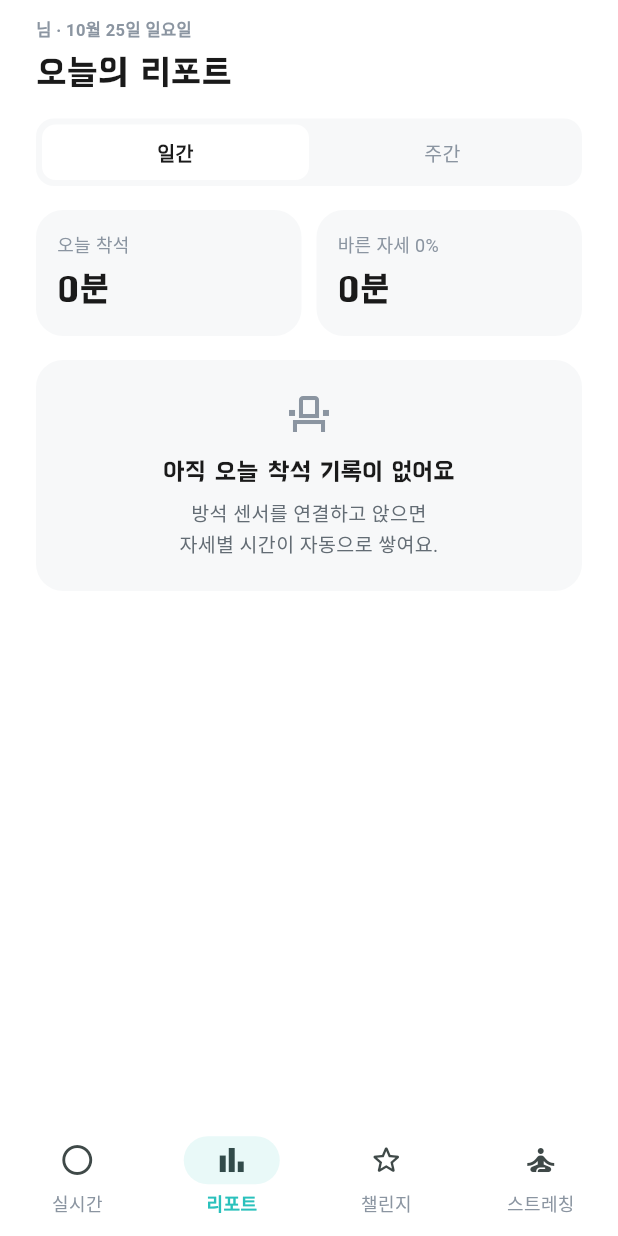
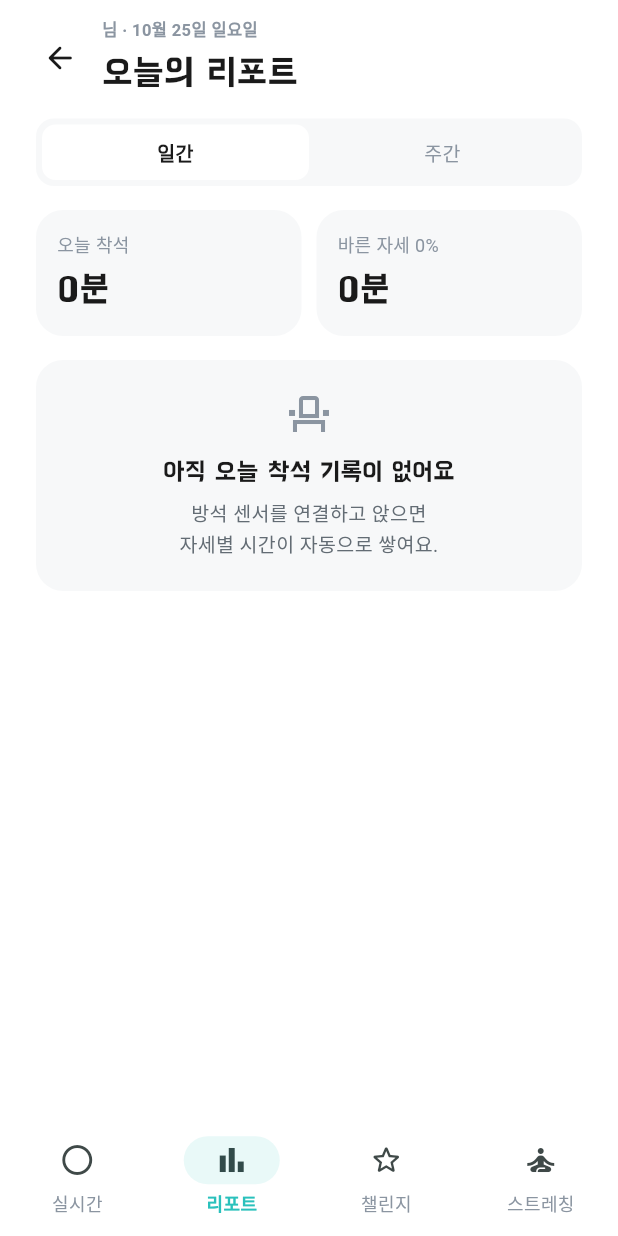
Before and after one commit to dahye1016/AI-Based-Personalized-Posture-Recognition-and-Concentration-Care-System, a Flutter app: the RootNav screen opened directly, item 2 of the bottom bar chosen, on a phone screen of 412 x 824 dp. Run offline on Flutter 3.47's test engine with Material 3 defaults, Android fonts, the phone set to English and light mode, and no system bars; our stand-ins replace camera, flutter_blue_plus, permission_handler, shared_preferences; missing offline and left inert: google_mlkit_pose_detection, tflite_flutter; accounts and stored records are empty; Roboto replaces fonts that are missing (Pretendard).

Commit message:
feat(ui): 모든 화면에 뒤로가기
- 공통 BmBackButton
- 리포트·챌린지·스트레칭 탭: ← 로 실시간 탭, push 로 열었을 땐 이전 화면
- 하단 탭에서 시스템 뒤로가기 = 실시간 탭으로
- 스트레칭 완료 화면, 정자세 측정 중(=취소)·완료(=안내로) 화면에 ← 추가

```diff
--- a/lib/main.dart
+++ b/lib/main.dart
@@ -139,10 +139,13 @@ class _RootNavState extends State<RootNav> {
 
   late final List<Widget> _pages = [
     HomeScreen(api: _api, ble: widget.ble),
-    const ReportScreen(),
-    const ChallengeScreen(),
-    const StretchScreen(),
+    ReportScreen(onBack: _toHome),
+    ChallengeScreen(onBack: _toHome),
+    StretchScreen(onBack: _toHome),
   ];
+
+  /// 다른 탭에서 뒤로가기 = 실시간 탭으로.
+  void _toHome() => setState(() => _index = 0);
 
   @override
   void dispose() {
@@ -152,7 +155,13 @@ class _RootNavState extends State<RootNav> {
 
   @override
   Widget build(BuildContext context) {
-    return Scaffold(
+    // 시스템 뒤로가기(안드로이드 버튼·제스처): 다른 탭이면 실시간 탭으로.
+    return PopScope(
+      canPop: false,
+      onPopInvokedWithResult: (didPop, _) {
+        if (!didPop && _index != 0) _toHome();
+      },
+      child: Scaffold(
       backgroundColor: AppColors.bg,
       body: IndexedStack(index: _index, children: _pages),
       bottomNavigationBar: NavigationBar(
@@ -181,6 +190,7 @@ class _RootNavState extends State<RootNav> {
           ),
         ],
       ),
+    ),
     );
   }
 }
--- a/lib/screens/report_screen.dart
+++ b/lib/screens/report_screen.dart
@@ -10,7 +10,10 @@ import '../widgets/bm.dart';
 /// 방석에 실제로 앉아 있던 시간([SittingStats])만으로 만든다.
 /// 기록이 없으면 가짜 숫자 대신 '아직 기록이 없어요'를 보여준다.
 class ReportScreen extends StatefulWidget {
-  const ReportScreen({super.key});
+  const ReportScreen({super.key, this.onBack});
+
+  /// 하단 탭으로 열렸을 때 '뒤로' = 실시간 탭으로. 없고 push 로 열렸으면 이전 화면으로.
+  final VoidCallback? onBack;
 
   @override
   State<ReportScreen> createState() => _ReportScreenState();
@@ -41,6 +44,7 @@ class _ReportScreenState extends State<ReportScreen> {
               crossAxisAlignment: CrossAxisAlignment.stretch,
               children: [
                 BmHeader(
+                  leading: widget.onBack != null || Navigator.of(context).canPop() ? BmBackButton(onTap: widget.onBack) : null,
                   eyebrow: '${ProfileStore.instance.displayName}님 · '
                       '${_tab == 0 ? _date(now) : '${_short(weekStart)} – ${_short(now)}'}',
                   title: _tab == 0 ? '오늘의 리포트' : '이번 주 리포트',
--- a/lib/screens/stretch_done_screen.dart
+++ b/lib/screens/stretch_done_screen.dart
@@ -54,12 +54,16 @@ class StretchDoneScreen extends StatelessWidget {
               child: Row(
                 mainAxisAlignment: MainAxisAlignment.spaceBetween,
                 children: [
-                  const Text('스트레칭 완료',
+                  const BmBackButton(),
+                  const SizedBox(width: 8),
+                  const Expanded(
+                    child: Text('스트레칭 완료',
                       style: TextStyle(
                         fontSize: 15,
                         fontWeight: FontWeight.w700,
                         color: AppColors.textPrimary,
                       )),
+                  ),
                   BmPill(label: '$completed / $total 동작'),
                 ],
               ),
--- a/lib/screens/stretch_screen.dart
+++ b/lib/screens/stretch_screen.dart
@@ -10,7 +10,10 @@ import 'stretch_coach_screen.dart';
 /// 자세 유형별 루틴을 고르면 카메라 코칭 화면([StretchCoachScreen])으로 넘어간다.
 /// 어떤 루틴을 위로 올릴지는 나중에 리포트의 "가장 많이 나온 나쁜 자세"로 정한다.
 class StretchScreen extends StatelessWidget {
-  const StretchScreen({super.key});
+  const StretchScreen({super.key, this.onBack});
+
+  /// 하단 탭으로 열렸을 때 '뒤로' = 실시간 탭으로. 없고 push 로 열렸으면 이전 화면으로.
+  final VoidCallback? onBack;
 
   static const routines = <StretchRoutine>[
     StretchRoutine(
@@ -62,6 +65,7 @@ class StretchScreen extends StatelessWidget {
           crossAxisAlignment: CrossAxisAlignment.stretch,
           children: [
             BmHeader(
+                leading: onBack != null || Navigator.of(context).canPop() ? BmBackButton(onTap: onBack) : null,
                 eyebrow: '오늘 ${top.posture.label}가 40분',
                 title: '${top.title.split(' ').first}부터 풀어볼까요'),
 
--- a/lib/widgets/bm.dart
+++ b/lib/widgets/bm.dart
@@ -80,6 +80,26 @@ class BmHeader extends StatelessWidget {
           ),
           if (trailing != null) trailing!,
         ],
+      ),
+    );
+  }
+}
+
+/// 공통 뒤로가기 버튼. [onTap] 이 없으면 Navigator 로 이전 화면에 돌아간다.
+class BmBackButton extends StatelessWidget {
+  const BmBackButton({super.key, this.onTap, this.color = AppColors.textPrimary});
+
+  final VoidCallback? onTap;
+  final Color color;
+
+  @override
+  Widget build(BuildContext context) {
+    return GestureDetector(
+      onTap: onTap ?? () => Navigator.of(context).maybePop(),
+      behavior: HitTestBehavior.opaque,
+      child: Padding(
+        padding: const EdgeInsets.all(4),
+        child: Icon(Icons.arrow_back_rounded, color: color),
       ),
     );
   }
```
Also changed, not shown: lib/screens/calibration_screen.dart (+19 -12 lines), lib/screens/challenge_screen.dart (+8 -2 lines).
